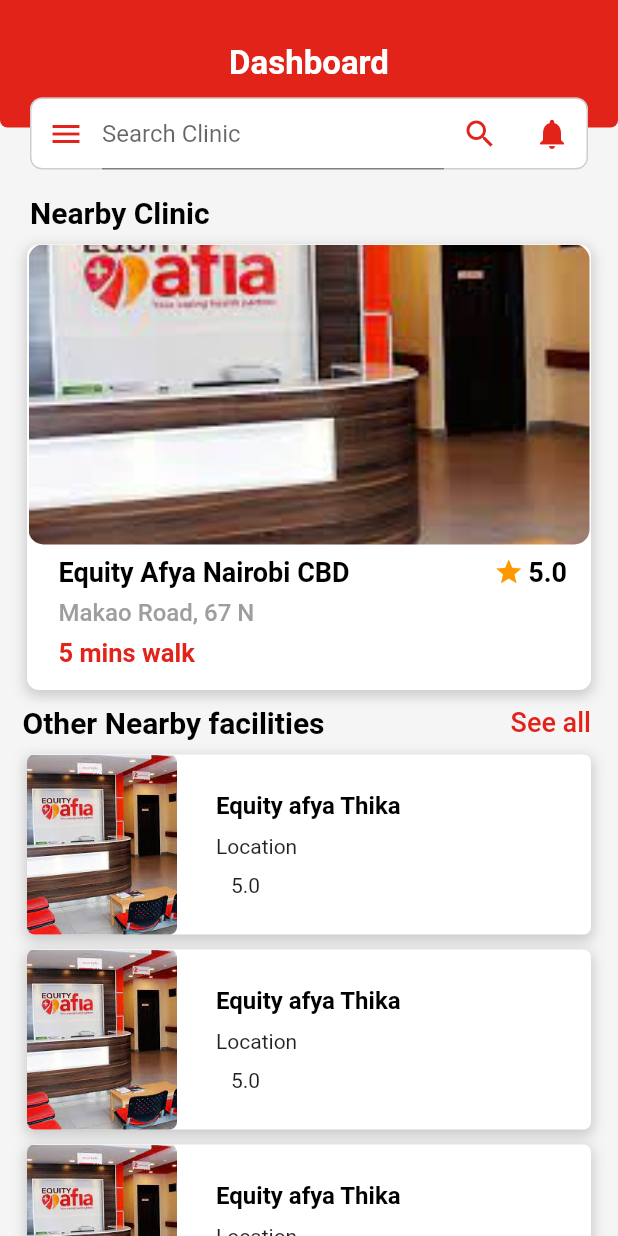
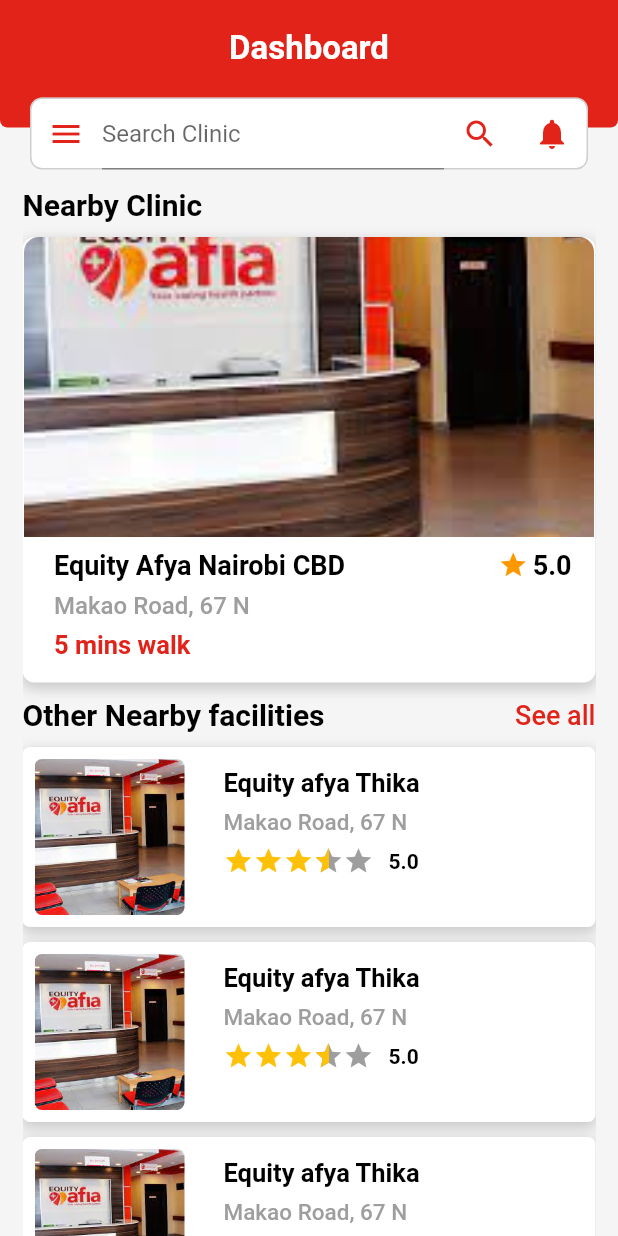
Before and after one commit to Brenda-mwaura/Tabibu-Health-Care-App, a Flutter app: the screen it shows after launch, on a phone screen of 412 x 824 dp. Run offline on Flutter 3.47's test engine with Material 2 defaults, Android fonts, the phone set to English and light mode, and no system bars; drawn by our look-alikes of flutter_rating_bar.

Commit message:
:fire: home screen ui

```diff
--- a/lib/views/home/components/home_list_view.dart
+++ b/lib/views/home/components/home_list_view.dart
@@ -1,20 +1,114 @@
 import 'package:flutter/material.dart';
-import 'package:tabibu/widgets/clinics_widget/clinic_list_widget.dart';
+import 'package:flutter_rating_bar/flutter_rating_bar.dart';
 
 class HomePageListView extends StatelessWidget {
   const HomePageListView({Key? key}) : super(key: key);
 
   @override
   Widget build(BuildContext context) {
-    return ListView.builder(
-      shrinkWrap: true,
-      itemCount: 6,
-      itemBuilder: (context, index) {
-        return Container(
-          margin: const EdgeInsets.only(bottom: 10),
-          child: const ClinicWidget(),
-        );
-      },
+    return GestureDetector(
+      onTap: () {},
+      child: Container(
+        height: 120,
+        padding: EdgeInsets.all(8),
+        margin: const EdgeInsets.only(bottom: 10),
+        decoration: BoxDecoration(
+          color: Colors.white,
+          borderRadius: BorderRadius.circular(5),
+          boxShadow: [
+            BoxShadow(
+              color: Colors.grey.withOpacity(0.5),
+              spreadRadius: 1,
+              blurRadius: 7,
+
+              offset: const Offset(0, 3), // changes position of shadow
+            ),
+          ],
+        ),
+        child: Row(
+          mainAxisAlignment: MainAxisAlignment.start,
+          crossAxisAlignment: CrossAxisAlignment.center,
+          children: [
+            Container(
+              width: 100,
+              height: 120,
+              decoration: BoxDecoration(
+                  image: const DecorationImage(
+                      image: AssetImage("assets/images/afya.jpeg"),
+                      fit: BoxFit.fill),
+                  borderRadius: BorderRadius.circular(5)),
+            ),
+            const SizedBox(
+              width: 20,
+            ),
+            Container(
+              padding: const EdgeInsets.all(6),
+              child: Column(
+                mainAxisAlignment: MainAxisAlignment.start,
+                crossAxisAlignment: CrossAxisAlignment.start,
+                children: [
+                  const Text(
+                    "Equity afya Thika",
+                    style: TextStyle(
+                      color: Colors.black,
+                      fontSize: 17.0,
+                      fontWeight: FontWeight.w700,
+                    ),
+                  ),
+                  const SizedBox(
+                    height: 7,
+                  ),
+                  const Text(
+                    "Makao Road, 67 N",
+                    style: TextStyle(
+                      color: Colors.grey,
+                      fontSize: 15.0,
+                      fontWeight: FontWeight.w500,
+                    ),
+                  ),
+                  const SizedBox(
+                    height: 7,
+                  ),
+                  Row(
+                    children: [
+                      IgnorePointer(
+                        child: RatingBar.builder(
+                          initialRating: 3.5,
+                          minRating: 1,
+                          unratedColor: Colors.grey,
+                          direction: Axis.horizontal,
+                          allowHalfRating: true,
+                          itemCount: 5,
+                          itemSize: 20,
+                          itemPadding:
+                              const EdgeInsets.symmetric(horizontal: 0),
+                          itemBuilder: (context, index) => const Icon(
+                            Icons.star,
+                            color: Colors.amber,
+                          ),
+                          maxRating: 5,
+                          onRatingUpdate: (double value) {},
+                        ),
+                      ),
+                      const SizedBox(
+                        width: 10,
+                      ),
+                      const Text(
+                        "5.0",
+                        style: TextStyle(
+                          color: Colors.black,
+                          fontSize: 14.0,
+                          fontWeight: FontWeight.w700,
+                        ),
+                      )
+                    ],
+                  ),
+                ],
+              ),
+            ),
+          ],
+        ),
+      ),
     );
   }
 }
--- a/lib/views/home/home_screen.dart
+++ b/lib/views/home/home_screen.dart
@@ -1,9 +1,9 @@
 import 'package:flutter/material.dart';
+import 'package:flutter_rating_bar/flutter_rating_bar.dart';
 import 'package:tabibu/configs/styles.dart';
 import 'package:tabibu/data/data_search.dart';
 import 'package:tabibu/views/home/components/home_list_view.dart';
 import 'package:tabibu/widgets/suggested_clinic_widget.dart';
-// import 'package:tabibu/widgets/appbar_widget.dart';
 
 class HomeScreen extends StatefulWidget {
   HomeScreen({Key? key}) : super(key: key);
@@ -14,21 +14,24 @@
 
 class _HomeScreenState extends State<HomeScreen> {
   GlobalKey<ScaffoldState> _scaffoldKey = GlobalKey();
+
   @override
   Widget build(BuildContext context) {
     return Scaffold(
       key: _scaffoldKey,
-      drawer: Drawer(),
+      drawer: const Drawer(),
       body: SizedBox(
         width: double.infinity,
         height: double.infinity,
-        child: ListView(
+        child: Container(
+          child: Column(
             children: [
               SizedBox(
                 height: 125,
                 child: Stack(
                   children: <Widget>[
                     Container(
+                      padding: const EdgeInsets.only(bottom: 20),
                       width: MediaQuery.of(context).size.width,
                       height: 85.0,
                       decoration: const BoxDecoration(
@@ -80,7 +83,8 @@
                                   autofocus: false,
                                   onTap: () {
                                     showSearch(
-                                      context: context, delegate: DataSearch());
+                                        context: context,
+                                        delegate: DataSearch());
                                   },
                                   textInputAction: TextInputAction.search,
                                   decoration: const InputDecoration(
@@ -118,15 +122,18 @@
                   ],
                 ),
               ),
-            ListView(
-              shrinkWrap: true,
+              Expanded(
+                child: Container(
+                  margin: const EdgeInsets.only(
+                    left: 15.0,
+                    right: 15.0,
+                  ),
+                  child: Scrollable(
+                    viewportBuilder: (context, position) {
+                      return SingleChildScrollView(
+                        child: Column(
                           children: [
-                const SizedBox(
-                  height: 5,
-                ),
-                Container(
-                  padding: const EdgeInsets.symmetric(horizontal: 20.0),
-                  child: const Align(
+                            const Align(
                               alignment: Alignment.centerLeft,
                               child: Text(
                                 "Nearby Clinic",
@@ -137,21 +144,12 @@
                                 ),
                               ),
                             ),
-                ),
                             const SizedBox(height: 10),
-                InkWell(
-                  onTap: () {},
-                  child: SuggestedClinic(),
-                ),
+                            const SuggestedClinic(),
                             const SizedBox(
                               height: 10,
                             ),
-                Container(
-                  margin: const EdgeInsets.only(
-                    left: 15.0,
-                    right: 18.0,
-                  ),
-                  child: Row(
+                            Row(
                               children: [
                                 const Text(
                                   "Other Nearby facilities",
@@ -162,7 +160,7 @@
                                   ),
                                 ),
                                 const Spacer(),
-                      InkWell(
+                                GestureDetector(
                                   onTap: () {},
                                   child: const Text(
                                     "See all",
@@ -175,50 +173,28 @@
                                 ),
                               ],
                             ),
-                ),
                             const SizedBox(
                               height: 10,
                             ),
-                Container(
-                  margin: const EdgeInsets.only(
-                    left: 18.0,
-                    right: 18.0,
-                  ),
-                  child: HomePageListView(),
+                            ListView.builder(
+                              physics: NeverScrollableScrollPhysics(),
+                              shrinkWrap: true,
+                              itemCount: 4,
+                              itemBuilder: (context, index) {
+                                return HomePageListView();
+                              },
                             )
                           ],
+                        ),
+                      );
+                    },
+                  ),
+                ),
               ),
             ],
           ),
         ),
-      // bottomNavigationBar: BottomNavigationBar(
-      //   backgroundColor: Colors.white,
-      //   iconSize: 20,
-      //   selectedFontSize: 20,
-      //   selectedIconTheme: IconThemeData(color: Colors.amberAccent, size: 40),
-      //   selectedItemColor: Colors.amberAccent,
-      //   selectedLabelStyle: TextStyle(fontWeight: FontWeight.bold),
-      //   unselectedIconTheme: IconThemeData(
-      //     color: Colors.deepOrangeAccent,
-      //   ),
-      //   unselectedItemColor: Colors.deepOrangeAccent,
-      //   showSelectedLabels: false,
-      //   showUnselectedLabels: false,
-      //   items: const <BottomNavigationBarItem>[
-      //     BottomNavigationBarItem(
-      //       icon: Icon(Icons.call),
-      //       label: 'Calls',
-      //     ),
-      //     BottomNavigationBarItem(
-      //       icon: Icon(Icons.camera),
-      //       label: 'Camera',
-      //     ),
-      //     BottomNavigationBarItem(
-      //       icon: Icon(Icons.chat),
-      //       label: 'Chats',
-      //     ),
-      //   ],
-      // ),
+      ),
     );
   }
 }
--- a/lib/widgets/appbar_widget.dart
+++ /dev/null
@@ -1,5 +0,0 @@
-import 'package:flutter/material.dart';
-
-AppBar buildAppBar(BuildContext context) {
-  return
-}
--- a/lib/widgets/clinics_widget/clinic_list_widget.dart
+++ /dev/null
@@ -1,98 +0,0 @@
-import 'package:flutter/material.dart';
-import 'package:tabibu/configs/styles.dart';
-
-class ClinicWidget extends StatelessWidget {
-  const ClinicWidget({Key? key}) : super(key: key);
-
-  @override
-  Widget build(BuildContext context) {
-    return GestureDetector(
-        onTap: () {},
-        child: Container(
-          decoration: BoxDecoration(
-            color: Colors.white,
-            borderRadius: BorderRadius.circular(5),
-            boxShadow: [
-              BoxShadow(
-                color: Colors.grey.withOpacity(0.5),
-                spreadRadius: 1,
-                blurRadius: 7,
-                offset: const Offset(0, 3), // changes position of shadow
-              ),
-            ],
-          ),
-          child: Row(
-            mainAxisAlignment: MainAxisAlignment.start,
-            crossAxisAlignment: CrossAxisAlignment.center,
-            children: [
-              Container(
-                width: 100,
-                height: 120,
-                decoration: BoxDecoration(
-                    image: const DecorationImage(
-                        image: AssetImage("assets/images/afya.jpeg"),
-                        fit: BoxFit.fill),
-                    borderRadius: BorderRadius.circular(5)),
-              ),
-              const SizedBox(width: 20),
-              Expanded(
-                child: Container(
-                  padding: const EdgeInsets.all(6),
-                  child: Column(
-                    mainAxisAlignment: MainAxisAlignment.start,
-                    crossAxisAlignment: CrossAxisAlignment.start,
-                    children: [
-                      const Text(
-                        "Equity afya Thika",
-                        style: TextStyle(
-                          color: Colors.black,
-                          fontWeight: FontWeight.w600,
-                          fontSize: 16,
-                        ),
-                      ),
-                      const SizedBox(
-                        height: 10,
-                      ),
-                      const Text("Location"),
-                      const SizedBox(
-                        height: 10,
-                      ),
-                      Row(
-                        children: const [
-                          // IgnorePointer(
-                          //   child: RatingBar.builder(
-                          //     initialRating: 3,
-                          //     minRating: 1,
-                          //     unratedColor: Styles.appSecondaryColor,
-                          //     direction: Axis.horizontal,
-                          //     allowHalfRating: true,
-                          //     itemCount: 5,
-                          //     itemSize: 20,
-                          //     itemPadding: EdgeInsets.symmetric(horizontal: 0),
-                          //     itemBuilder: (context, index) => Icon(
-                          //       index >= book.rating
-                          //           ? Icons.star_border_outlined
-                          //           : Icons.star,
-                          //       color: Styles.appSecondaryColor,
-                          //     ),
-                          //     maxRating: 5,
-                          //     onRatingUpdate: (double value) {},
-                          //   ),
-                          // ),
-                          SizedBox(
-                            width: 10,
-                          ),
-                          Text(
-                            "5.0",
-                          )
-                        ],
-                      ),
-                    ],
-                  ),
-                ),
-              )
-            ],
-          ),
-        ));
-  }
-}
--- a/lib/widgets/suggested_clinic_widget.dart
+++ b/lib/widgets/suggested_clinic_widget.dart
@@ -7,10 +7,6 @@
   @override
   Widget build(BuildContext context) {
     return Container(
-      margin: const EdgeInsets.only(
-        left: 18.0,
-        right: 18.0,
-      ),
       padding: const EdgeInsets.only(
         bottom: 15,
         left: 1,
@@ -34,9 +30,12 @@
           Container(
             width: MediaQuery.of(context).size.width,
             height: 200.0,
-            decoration: BoxDecoration(
-              borderRadius: BorderRadius.circular(10.0),
-              image: const DecorationImage(
+            decoration: const BoxDecoration(
+              borderRadius: BorderRadius.only(
+                topLeft: Radius.circular(10.0),
+                topRight: Radius.circular(10.0),
+              ),
+              image: DecorationImage(
                 image: AssetImage("assets/images/afya.jpeg"),
                 fit: BoxFit.cover,
               ),
--- a/pubspec.yaml
+++ b/pubspec.yaml
@@ -36,6 +36,7 @@
   # Use with the CupertinoIcons class for iOS style icons.
   cupertino_icons: ^1.0.2
   provider: ^6.0.4
+  flutter_rating_bar: ^4.0.1
 
 dev_dependencies:
   flutter_test:
```
Also changed, not shown: lib/views/dummy.dart (deleted, +0 -154 lines), pubspec.lock. Lines whose indentation alone changed are shown as unchanged.
